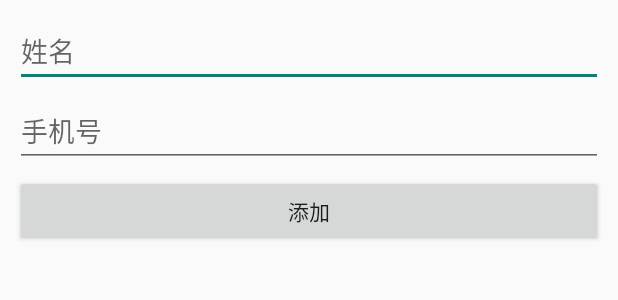
After one commit to xj120/restaurant-management-system, an Android app: the layout add_employee_layout.xml on its own in the app's theme, with its tools: preview values and no code run, on a phone screen of 412 x 824 dp. The commit adds this screen. Shown: the top 300 px of the screen. Run offline under Robolectric (Android 15) with nearby library versions, the phone set to English and light mode, and no system bars.

Commit message:
完成员工管理、餐桌管理

```diff
--- /dev/null
+++ b/app/src/main/res/layout/add_employee_layout.xml
@@ -0,0 +1,37 @@
+<?xml version="1.0" encoding="utf-8"?>
+<LinearLayout xmlns:android="http://schemas.android.com/apk/res/android"
+    android:id="@+id/add_employee_view"
+    android:layout_width="fill_parent"
+    android:layout_height="wrap_content"
+    android:minWidth="200dp"
+    android:orientation="vertical"
+    android:padding="10dp"
+    android:paddingBottom="30dp"
+    android:paddingTop="30dp">
+
+    <EditText
+        android:id="@+id/add_employee_name"
+        android:layout_width="fill_parent"
+        android:layout_height="wrap_content"
+        android:hint="姓名"
+        android:minHeight="45dp"
+        android:textSize="18sp" />
+
+    <EditText
+        android:id="@+id/add_employee_mobile"
+        android:layout_width="fill_parent"
+        android:layout_height="wrap_content"
+        android:layout_marginTop="5dp"
+        android:hint="手机号"
+        android:minHeight="45dp"
+        android:textSize="18sp" />
+
+
+    <Button
+        android:id="@+id/btn_save_pop"
+        android:layout_width="fill_parent"
+        android:layout_height="wrap_content"
+        android:layout_marginTop="5dp"
+        android:text="添加" />
+
+</LinearLayout>
```
Also changed, not shown: app/src/main/java/com/example/restaurantmanagementsystem/Activity/EmployeeManageActivity.java (+31 -0 lines), app/src/main/java/com/example/restaurantmanagementsystem/DatabaseHelper/DatabaseHelper.java (+15 -0 lines).
